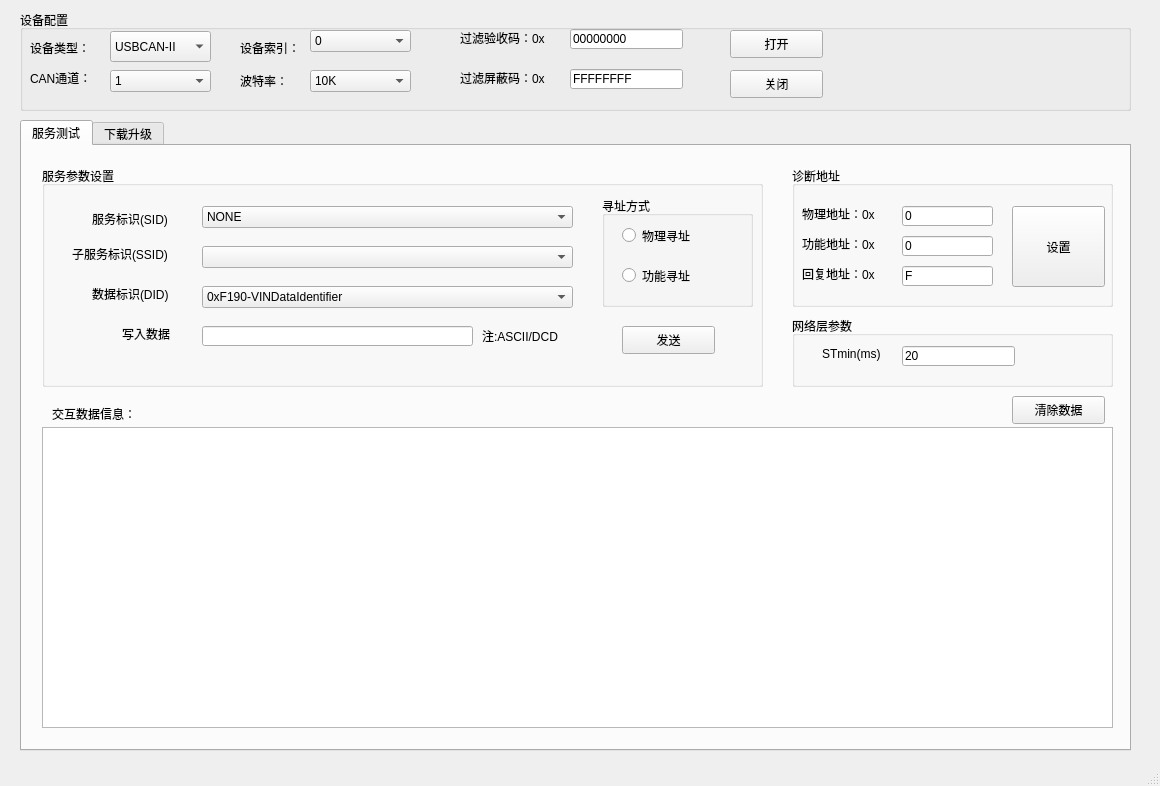
liuweiliang2006/UDS_soft, file udssoft.ui: the form before one commit.
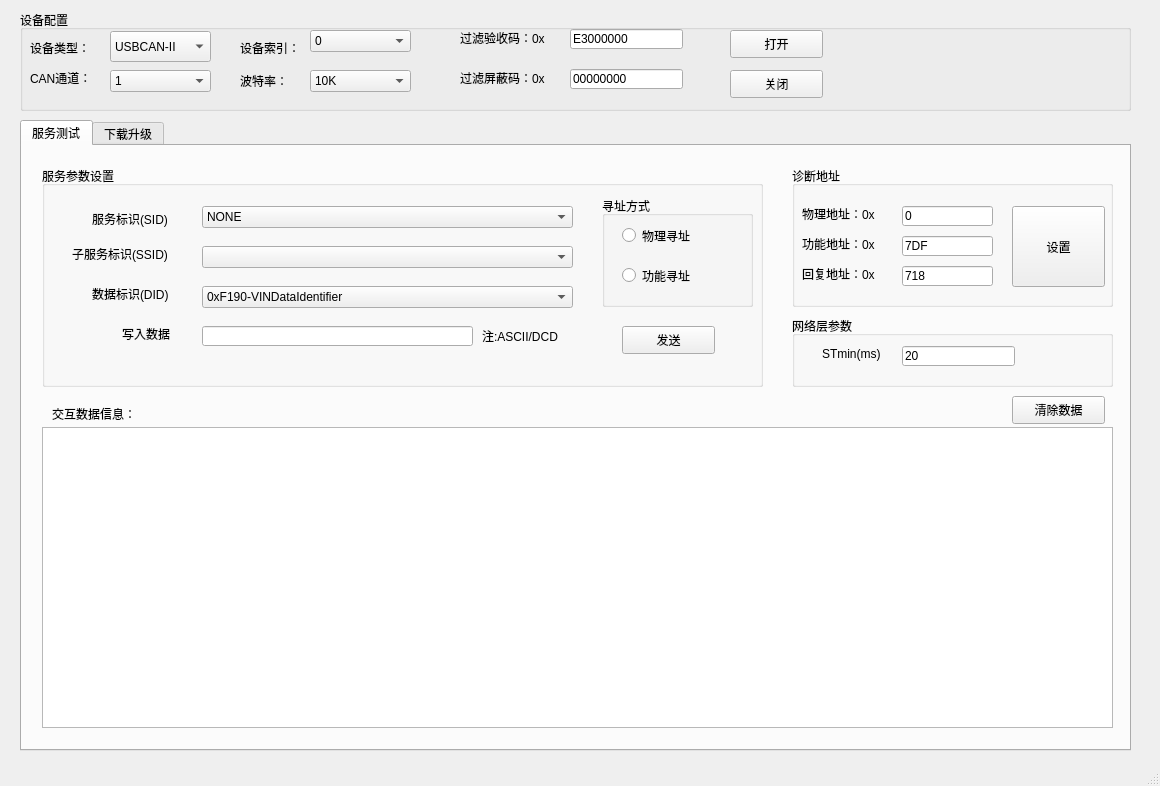
The form after the commit.

What changed in the file:
```diff
--- a/udssoft.ui
+++ b/udssoft.ui
@@ -287,7 +287,7 @@
       </rect>
      </property>
      <property name="text">
-      <string>00000000</string>
+      <string>E3000000</string>
      </property>
     </widget>
     <widget class="QLineEdit" name="lineEdit_AccMask">
@@ -300,7 +300,7 @@
       </rect>
      </property>
      <property name="text">
-      <string>FFFFFFFF</string>
+      <string>00000000</string>
      </property>
     </widget>
     <widget class="QPushButton" name="pushButton_Close">
@@ -394,7 +394,7 @@
         </rect>
        </property>
        <property name="text">
-        <string>0</string>
+        <string>7DF</string>
        </property>
       </widget>
       <widget class="QLineEdit" name="lineEdit_AddrRes">
@@ -407,7 +407,7 @@
         </rect>
        </property>
        <property name="text">
-        <string>F</string>
+        <string>718</string>
        </property>
       </widget>
       <widget class="QLabel" name="label_AddrFunc_2">
```
Left out of the diff: 2 changed lines with no effect on the pictures.
